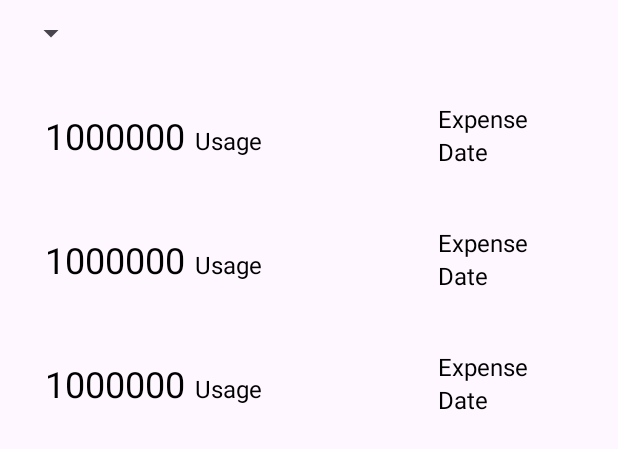
After one commit to Samuel0206/NMTrack, an Android app: the layout activity_list_page_fragment.xml on its own in the app's theme, with its tools: preview values and no code run, on a phone screen of 412 x 824 dp. The commit adds this screen. Shown: the top 449 px of the screen. Run offline under Robolectric (Android 15) with nearby library versions, the phone set to English and light mode, and no system bars.

Commit message:
list page

```diff
--- a/app/src/main/java/com/project/tracker/BillInputActivity.kt
+++ b/app/src/main/java/com/project/tracker/BillInputActivity.kt
@@ -76,10 +76,9 @@ class BillInputActivity : AppCompatActivity() {
     }
 
     private fun setupAutoCompleteTextView() {
-        val options = arrayOf("Food", "Shopping", "Entertainment")
+        val options = arrayOf("Food", "Shopping", "Entertainment", "Travel", "Bills", "Other")
         val adapter = ArrayAdapter(this, android.R.layout.simple_dropdown_item_1line, options)
         amountUsage.setAdapter(adapter)
-
         amountUsage.isFocusable = false
         amountUsage.isFocusableInTouchMode = false
         amountUsage.isClickable = true
--- /dev/null
+++ b/app/src/main/java/com/project/tracker/data/FilterBill.kt
@@ -0,0 +1,6 @@
+package com.project.tracker.data
+
+data class FilterBill (
+    val iconRes: Int,
+    val text: String
+)
--- /dev/null
+++ b/app/src/main/java/com/project/tracker/fragment/StatisticPageFragment.kt
@@ -0,0 +1,6 @@
+package com.project.tracker.fragment
+
+import androidx.fragment.app.Fragment
+
+class StatisticPageFragment: Fragment() {
+}
--- /dev/null
+++ b/app/src/main/res/layout/activity_list_page_fragment.xml
@@ -0,0 +1,33 @@
+<LinearLayout xmlns:android="http://schemas.android.com/apk/res/android"
+    xmlns:tools="http://schemas.android.com/tools"
+    android:layout_width="match_parent"
+    android:layout_height="match_parent"
+    xmlns:app="http://schemas.android.com/apk/res-auto"
+    android:orientation="vertical"
+    tools:context=".fragment.ListPageFragment">
+
+    <LinearLayout
+        android:layout_width="match_parent"
+        android:layout_height="wrap_content"
+        android:orientation="horizontal"
+        android:padding="10dp">
+
+        <Spinner
+            android:id="@+id/list_filter"
+            android:layout_width="wrap_content"
+            android:layout_height="wrap_content"
+            tools:listitem="@layout/item_bill_filter"
+            >
+
+        </Spinner>
+
+    </LinearLayout>
+
+    <androidx.recyclerview.widget.RecyclerView
+        android:id="@+id/recyclerView"
+        android:layout_width="match_parent"
+        android:layout_height="wrap_content"
+        tools:listitem="@layout/item_bill"
+        app:layoutManager="androidx.recyclerview.widget.LinearLayoutManager"/>
+
+</LinearLayout>
--- /dev/null
+++ b/app/src/main/res/layout/item_bill.xml
@@ -0,0 +1,58 @@
+<LinearLayout xmlns:android="http://schemas.android.com/apk/res/android"
+    android:layout_width="match_parent"
+    android:layout_height="wrap_content"
+    android:orientation="horizontal"
+    android:layout_marginTop="10dp"
+    android:layout_marginHorizontal="10dp"
+    android:padding="10dp">
+
+    <LinearLayout
+        android:layout_width="0dp"
+        android:layout_height="wrap_content"
+        android:padding="10dp"
+        android:layout_weight="1"
+        android:orientation="horizontal">
+
+        <TextView
+            android:id="@+id/amount_list"
+            android:layout_width="100dp"
+            android:layout_height="wrap_content"
+            android:textColor="@color/black"
+            android:text="1000000"
+            android:textSize="24sp"/>
+
+        <TextView
+            android:id="@+id/usage_list"
+            android:layout_width="120dp"
+            android:layout_height="wrap_content"
+            android:textColor="@color/black"
+            android:text="Usage"
+            android:textSize="16sp"/>
+
+    </LinearLayout>
+
+    <LinearLayout
+        android:layout_width="wrap_content"
+        android:layout_height="wrap_content"
+        android:orientation="vertical"
+        android:layout_gravity="center">
+
+        <TextView
+            android:id="@+id/type_list"
+            android:layout_width="72dp"
+            android:layout_height="wrap_content"
+            android:textColor="@color/black"
+            android:text="Expense"
+            android:textSize="16sp"/>
+
+        <TextView
+            android:id="@+id/date_list"
+            android:layout_width="100dp"
+            android:layout_height="wrap_content"
+            android:textColor="@color/black"
+            android:text="Date"
+            android:textSize="16sp"/>
+
+    </LinearLayout>
+
+</LinearLayout>
--- a/app/src/main/res/values/strings.xml
+++ b/app/src/main/res/values/strings.xml
@@ -43,4 +43,6 @@
         libero vel nunc consequat, quis tincidunt nisl eleifend. Cras bibendum enim a justo luctus
         vestibulum. Fusce dictum libero quis erat maximus, vitae volutpat diam dignissim.
     </string>
+    <string name="amount_format">%s</string>
+
 </resources>
```
Also changed, not shown: app/src/main/java/com/project/tracker/MainActivity.kt (+4 -4 lines), app/src/main/java/com/project/tracker/adapter/BillAdapter.kt (added, +82 -0 lines), app/src/main/java/com/project/tracker/adapter/FilterAdapter.kt (added, +38 -0 lines), app/src/main/java/com/project/tracker/data/Bill.kt (added, +9 -0 lines), app/src/main/java/com/project/tracker/fragment/ListPageFragment.kt (+119 -0 lines), app/src/main/java/com/project/tracker/fragment/MainPageFragment.kt (+18 -1 lines), app/src/main/res/layout/item_bill_filter.xml (added, +38 -0 lines), app/src/main/res/values/arrays.xml (added, +14 -0 lines), app/src/main/res/drawable/all.png (added), app/src/main/res/drawable/expense.png (added), app/src/main/res/drawable/income.png (added).
